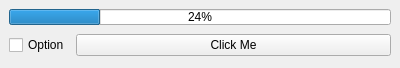
Before: the Qt Designer form forms/MainWindow.ui in nixonsd/qt-compression, drawn with Qt 5.
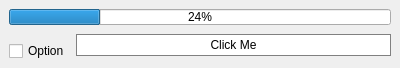
After: the same form once the commit is applied.

Patch:
```diff
--- a/forms/MainWindow.ui
+++ b/forms/MainWindow.ui
@@ -46,6 +46,14 @@
   <property name="autoFillBackground">
    <bool>false</bool>
   </property>
+  <property name="styleSheet">
+   <string notr="true">QPushButton#pushButton {
+	color: black;
+	background: white;
+	border: 1px solid grey;
+	height: 20px;
+}</string>
+  </property>
   <property name="animated">
    <bool>false</bool>
   </property>
@@ -81,12 +89,15 @@
         <verstretch>0</verstretch>
        </sizepolicy>
       </property>
+      <property name="styleSheet">
+       <string notr="true"/>
+      </property>
       <property name="text">
        <string>Click Me</string>
       </property>
      </widget>
     </item>
-    <item row="3" column="0">
+    <item row="4" column="0">
      <widget class="QCheckBox" name="checkBox">
       <property name="sizePolicy">
        <sizepolicy hsizetype="Maximum" vsizetype="Maximum">
```
